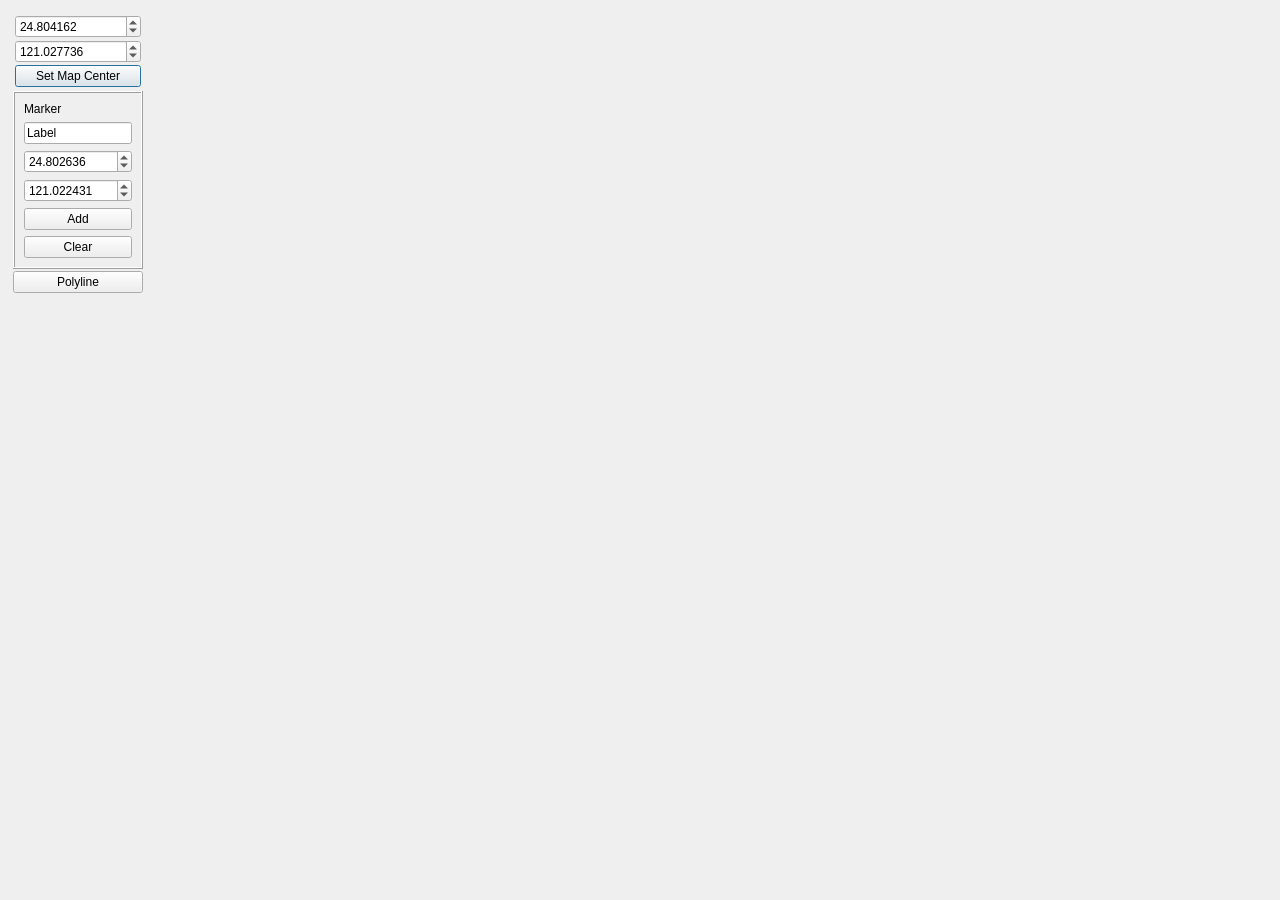
The window that src/map/dlggeoosm.ui (coolshou/qiperf) describes before a commit, drawn with Qt 5.
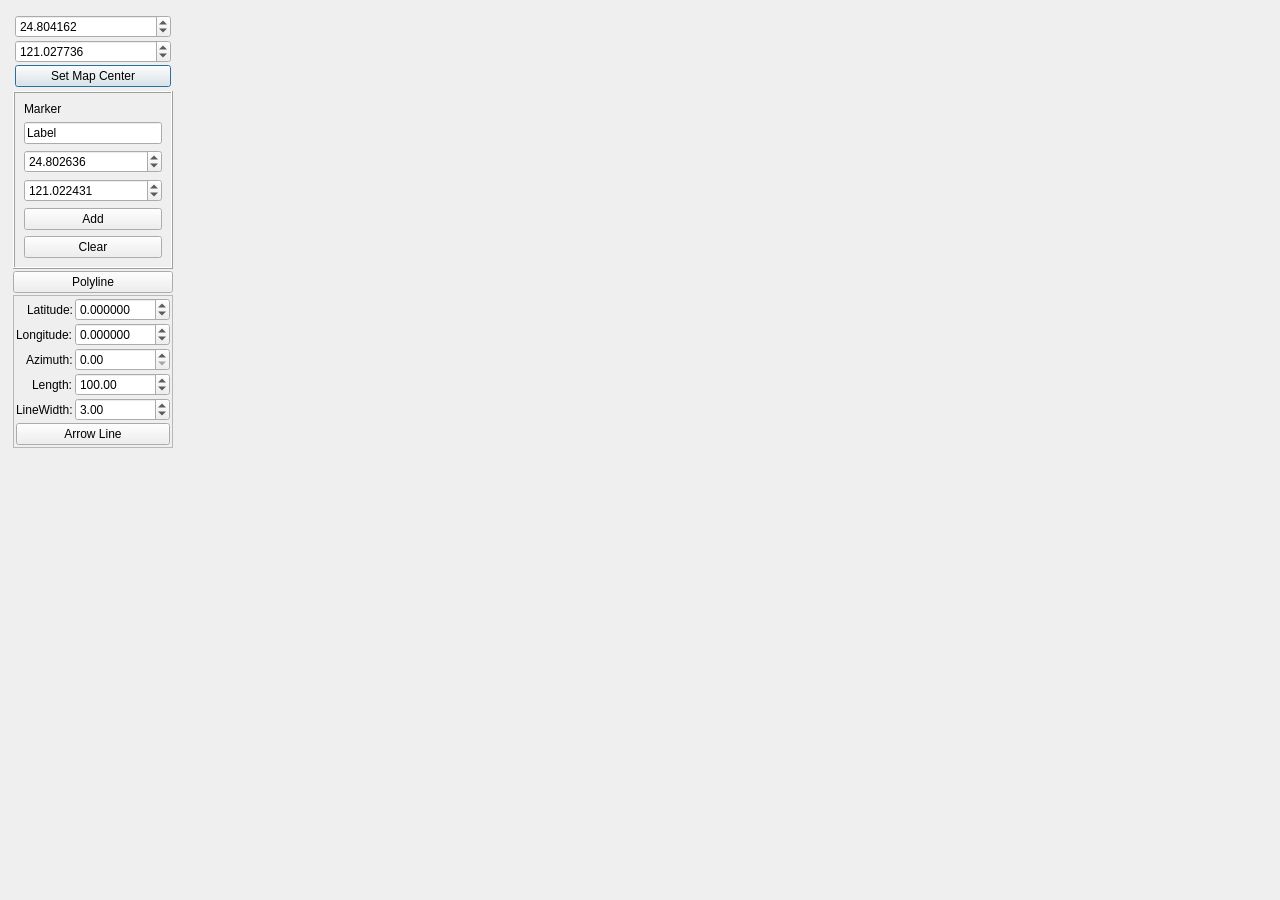
The same window after the commit. Icons and pictures are not drawn.

```diff
--- a/src/map/dlggeoosm.ui
+++ b/src/map/dlggeoosm.ui
@@ -184,6 +184,143 @@
         </property>
        </widget>
       </item>
+      <item>
+       <widget class="QFrame" name="frame_2">
+        <property name="frameShape">
+         <enum>QFrame::StyledPanel</enum>
+        </property>
+        <property name="frameShadow">
+         <enum>QFrame::Raised</enum>
+        </property>
+        <layout class="QFormLayout" name="formLayout">
+         <property name="labelAlignment">
+          <set>Qt::AlignRight|Qt::AlignTrailing|Qt::AlignVCenter</set>
+         </property>
+         <property name="horizontalSpacing">
+          <number>2</number>
+         </property>
+         <property name="verticalSpacing">
+          <number>2</number>
+         </property>
+         <property name="leftMargin">
+          <number>2</number>
+         </property>
+         <property name="topMargin">
+          <number>2</number>
+         </property>
+         <property name="rightMargin">
+          <number>2</number>
+         </property>
+         <property name="bottomMargin">
+          <number>2</number>
+         </property>
+         <item row="0" column="0">
+          <widget class="QLabel" name="label_4">
+           <property name="text">
+            <string>Latitude:</string>
+           </property>
+           <property name="alignment">
+            <set>Qt::AlignLeading|Qt::AlignLeft|Qt::AlignVCenter</set>
+           </property>
+          </widget>
+         </item>
+         <item row="0" column="1">
+          <widget class="QDoubleSpinBox" name="ArrowLatitude">
+           <property name="decimals">
+            <number>6</number>
+           </property>
+           <property name="minimum">
+            <double>-90.000000000000000</double>
+           </property>
+           <property name="maximum">
+            <double>90.000000000000000</double>
+           </property>
+          </widget>
+         </item>
+         <item row="1" column="0">
+          <widget class="QLabel" name="label_5">
+           <property name="text">
+            <string>Longitude:</string>
+           </property>
+          </widget>
+         </item>
+         <item row="1" column="1">
+          <widget class="QDoubleSpinBox" name="ArrowLongitude">
+           <property name="decimals">
+            <number>6</number>
+           </property>
+           <property name="minimum">
+            <double>-180.000000000000000</double>
+           </property>
+           <property name="maximum">
+            <double>180.000000000000000</double>
+           </property>
+          </widget>
+         </item>
+         <item row="2" column="0">
+          <widget class="QLabel" name="label_2">
+           <property name="text">
+            <string>Azimuth:</string>
+           </property>
+          </widget>
+         </item>
+         <item row="2" column="1">
+          <widget class="QDoubleSpinBox" name="ArrowAzimuth">
+           <property name="maximum">
+            <double>360.000000000000000</double>
+           </property>
+          </widget>
+         </item>
+         <item row="3" column="0">
+          <widget class="QLabel" name="label_3">
+           <property name="text">
+            <string>Length:</string>
+           </property>
+          </widget>
+         </item>
+         <item row="3" column="1">
+          <widget class="QDoubleSpinBox" name="ArrowLength">
+           <property name="minimum">
+            <double>1.000000000000000</double>
+           </property>
+           <property name="maximum">
+            <double>1000.000000000000000</double>
+           </property>
+           <property name="value">
+            <double>100.000000000000000</double>
+           </property>
+          </widget>
+         </item>
+         <item row="5" column="0" colspan="2">
+          <widget class="QPushButton" name="pbAddArrowLine">
+           <property name="text">
+            <string>Arrow Line</string>
+           </property>
+          </widget>
+         </item>
+         <item row="4" column="0">
+          <widget class="QLabel" name="label_6">
+           <property name="text">
+            <string>LineWidth:</string>
+           </property>
+          </widget>
+         </item>
+         <item row="4" column="1">
+          <widget class="QDoubleSpinBox" name="ArrowLineWidth">
+           <property name="minimum">
+            <double>1.000000000000000</double>
+           </property>
+           <property name="singleStep">
+            <double>3.000000000000000</double>
+           </property>
+           <property name="value">
+            <double>3.000000000000000</double>
+           </property>
+          </widget>
+         </item>
+        </layout>
+       </widget>
+      </item>
       <item>
        <spacer name="verticalSpacer">
         <property name="orientation">
```
